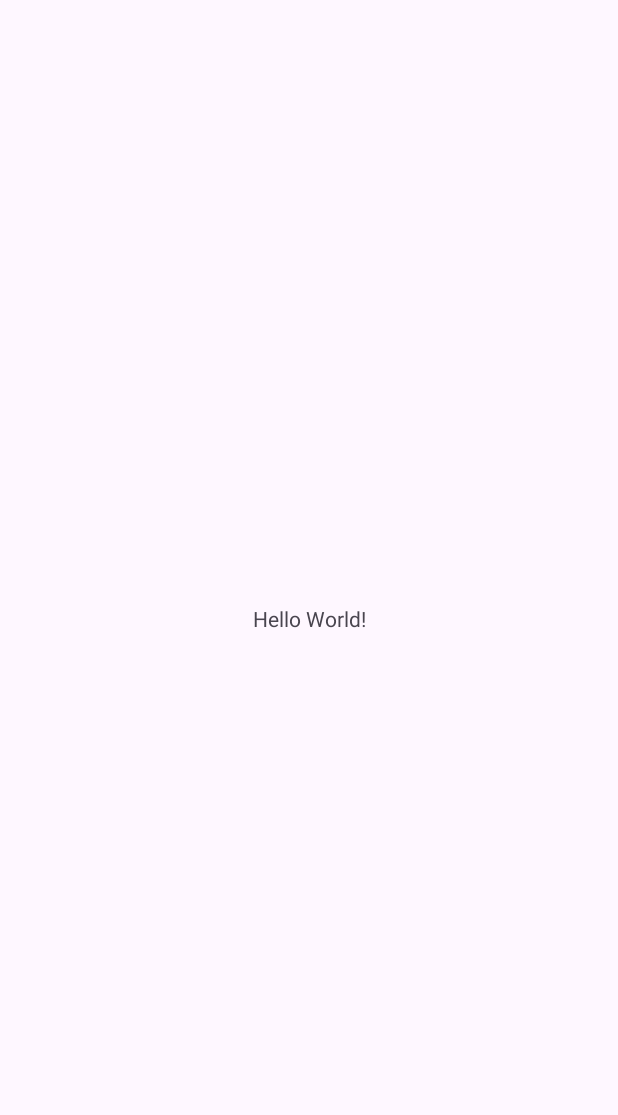
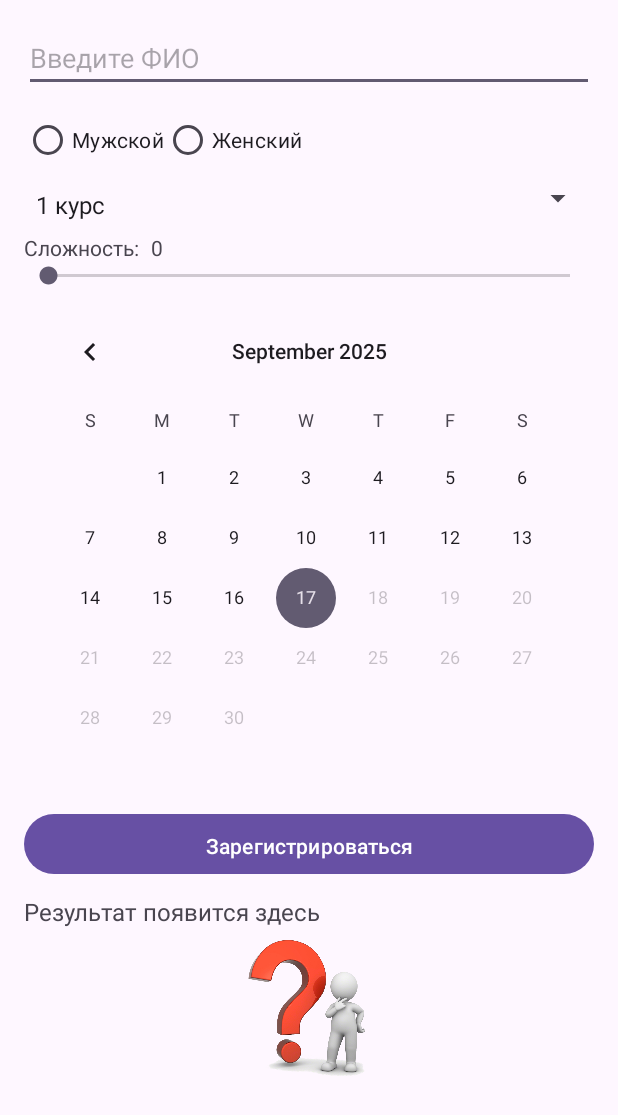
Before and after one commit to d1k91/7-semester, an Android app: the screen it shows after launch (MainActivity), on a phone screen of 412 x 824 dp. Before the commit the part shown is almost empty. Shown: the top 1115 px of the screen. Run offline under Robolectric (Android 15) with nearby library versions, the light colour scheme and no system bars.

Commit message:
MP Lab2 Registration form

```diff
--- a/MobileProgramming/Lab1/app/src/main/java/com/example/lab1/MainActivity.java
+++ b/MobileProgramming/Lab1/app/src/main/java/com/example/lab1/MainActivity.java
@@ -1,24 +1,105 @@
 package com.example.lab1;
 
 import android.os.Bundle;
+import android.widget.*;
+import androidx.appcompat.app.AppCompatActivity;
 
-import androidx.activity.EdgeToEdge;
-import androidx.appcompat.app.AppCompatActivity;
-import androidx.core.graphics.Insets;
-import androidx.core.view.ViewCompat;
-import androidx.core.view.WindowInsetsCompat;
+import java.text.SimpleDateFormat;
+import java.util.Calendar;
+import java.util.Date;
+import java.util.Locale;
 
 public class MainActivity extends AppCompatActivity {
+    EditText etFullName;
+    RadioGroup rgGender;
+    Spinner spinnerCourse;
+    SeekBar seekBarDifficulty;
+    TextView tvDifficultyValue;
+    CalendarView calendarView;
+    Button btnSubmit;
+    TextView tvResult;
+    ImageView ivZodiac;
+
+    String selectedDate;
+    long selectedMillis;
 
     @Override
     protected void onCreate(Bundle savedInstanceState) {
         super.onCreate(savedInstanceState);
-        EdgeToEdge.enable(this);
         setContentView(R.layout.activity_main);
-        ViewCompat.setOnApplyWindowInsetsListener(findViewById(R.id.main), (v, insets) -> {
-            Insets systemBars = insets.getInsets(WindowInsetsCompat.Type.systemBars());
-            v.setPadding(systemBars.left, systemBars.top, systemBars.right, systemBars.bottom);
-            return insets;
+
+        // Инициализация UI
+        etFullName = findViewById(R.id.etFullName);
+        rgGender = findViewById(R.id.rgGender);
+        spinnerCourse = findViewById(R.id.spinnerCourse);
+        seekBarDifficulty = findViewById(R.id.seekBarDifficulty);
+        tvDifficultyValue = findViewById(R.id.tvDifficultyValue);
+        calendarView = findViewById(R.id.calendarView);
+        btnSubmit = findViewById(R.id.btnSubmit);
+        tvResult = findViewById(R.id.tvResult);
+        ivZodiac = findViewById(R.id.ivZodiac);
+
+        // Настройка Spinner
+        ArrayAdapter<String> adapter = new ArrayAdapter<>(this,
+                android.R.layout.simple_spinner_item,
+                new String[]{"1 курс", "2 курс", "3 курс", "4 курс"});
+        adapter.setDropDownViewResource(android.R.layout.simple_spinner_dropdown_item);
+        spinnerCourse.setAdapter(adapter);
+
+        // Настройка диапазона календаря (1900 - сегодня)
+        Calendar minDate = Calendar.getInstance();
+        minDate.set(1900, 0, 1);
+        calendarView.setMinDate(minDate.getTimeInMillis());
+
+        Calendar maxDate = Calendar.getInstance();
+        calendarView.setMaxDate(maxDate.getTimeInMillis());
+
+        // Инициализация выбранной даты по умолчанию
+        selectedMillis = calendarView.getDate();
+        selectedDate = new SimpleDateFormat("dd.MM.yyyy", Locale.getDefault())
+                .format(new Date(selectedMillis));
+
+        // Обновление даты при изменении пользователем
+        calendarView.setOnDateChangeListener((view, year, month, dayOfMonth) -> {
+            Calendar cal = Calendar.getInstance();
+            cal.set(year, month, dayOfMonth);
+            selectedMillis = cal.getTimeInMillis();
+            selectedDate = dayOfMonth + "." + (month + 1) + "." + year;
+        });
+
+        // Отслеживание SeekBar
+        seekBarDifficulty.setOnSeekBarChangeListener(new SeekBar.OnSeekBarChangeListener() {
+            @Override
+            public void onProgressChanged(SeekBar seekBar, int progress, boolean fromUser) {
+                tvDifficultyValue.setText(String.valueOf(progress));
+            }
+
+            @Override
+            public void onStartTrackingTouch(SeekBar seekBar) { }
+
+            @Override
+            public void onStopTrackingTouch(SeekBar seekBar) { }
+        });
+
+        // Кнопка регистрации
+        btnSubmit.setOnClickListener(v -> {
+            String fullName = etFullName.getText().toString();
+
+            int selectedId = rgGender.getCheckedRadioButtonId();
+            RadioButton rb = findViewById(selectedId);
+            String gender = rb != null ? rb.getText().toString() : "Не выбрано";
+
+            String course = spinnerCourse.getSelectedItem().toString();
+            int difficulty = seekBarDifficulty.getProgress();
+
+            // Вычисление знака по выбранной дате
+            String zodiac = ZodiacUtils.getZodiac(selectedMillis);
+            int zodiacRes = ZodiacUtils.getZodiacImage(zodiac);
+            ivZodiac.setImageResource(zodiacRes);
+
+            User user = new User(fullName, gender, course, difficulty, selectedDate, zodiac);
+
+            tvResult.setText(user.toString());
         });
     }
 }
--- a/MobileProgramming/Lab1/app/src/main/res/layout/activity_main.xml
+++ b/MobileProgramming/Lab1/app/src/main/res/layout/activity_main.xml
@@ -1,19 +1,109 @@
 <?xml version="1.0" encoding="utf-8"?>
-<androidx.constraintlayout.widget.ConstraintLayout xmlns:android="http://schemas.android.com/apk/res/android"
-    xmlns:app="http://schemas.android.com/apk/res-auto"
-    xmlns:tools="http://schemas.android.com/tools"
-    android:id="@+id/main"
+<ScrollView xmlns:android="http://schemas.android.com/apk/res/android"
     android:layout_width="match_parent"
-    android:layout_height="match_parent"
-    tools:context=".MainActivity">
+    android:layout_height="match_parent">
 
+<LinearLayout
+    android:layout_width="match_parent"
+    android:layout_height="wrap_content"
+    android:orientation="vertical"
+    android:padding="16dp">
+
+    <!-- ФИО -->
+    <EditText
+        android:id="@+id/etFullName"
+        android:layout_width="match_parent"
+        android:layout_height="wrap_content"
+        android:hint="Введите ФИО" />
+
+    <!-- Пол -->
+    <RadioGroup
+        android:id="@+id/rgGender"
+        android:layout_width="match_parent"
+        android:layout_height="wrap_content"
+        android:orientation="horizontal"
+        android:paddingTop="8dp">
+
+        <RadioButton
+            android:id="@+id/rbMale"
+            android:layout_width="wrap_content"
+            android:layout_height="wrap_content"
+            android:text="Мужской" />
+
+        <RadioButton
+            android:id="@+id/rbFemale"
+            android:layout_width="wrap_content"
+            android:layout_height="wrap_content"
+            android:text="Женский" />
+    </RadioGroup>
+
+    <!-- Курс -->
+    <Spinner
+        android:id="@+id/spinnerCourse"
+        android:layout_width="match_parent"
+        android:layout_height="wrap_content"
+        android:paddingTop="8dp" />
+
+    <!-- Сложность игры -->
+	<LinearLayout
+	    android:layout_width="match_parent"
+	    android:layout_height="wrap_content"
+	    android:orientation="horizontal"
+	    android:gravity="center_vertical"
+	    android:paddingTop="8dp">
+
+	    <TextView
+	        android:id="@+id/tvDifficultyLabel"
+	        android:layout_width="wrap_content"
+	        android:layout_height="wrap_content"
+	        android:text="Сложность:" />
+
+	    <TextView
+	        android:id="@+id/tvDifficultyValue"
+	        android:layout_width="wrap_content"
+	        android:layout_height="wrap_content"
+	        android:text="0"
+	        android:paddingStart="8dp"/>
+	</LinearLayout>
+
+    <SeekBar
+        android:id="@+id/seekBarDifficulty"
+        android:layout_width="match_parent"
+        android:layout_height="wrap_content"
+        android:max="5" />
+
+    <!-- Дата рождения -->
+    <CalendarView
+        android:id="@+id/calendarView"
+        android:layout_width="match_parent"
+        android:layout_height="wrap_content"
+        android:paddingTop="8dp" />
+
+    <!-- Кнопка отправки -->
+    <Button
+        android:id="@+id/btnSubmit"
+        android:layout_width="match_parent"
+        android:layout_height="wrap_content"
+        android:text="Зарегистрироваться"
+        android:paddingTop="8dp" />
+
+    <!-- Вывод текста -->
     <TextView
-        android:layout_width="wrap_content"
+        android:id="@+id/tvResult"
+        android:layout_width="match_parent"
         android:layout_height="wrap_content"
-        android:text="Hello World!"
-        app:layout_constraintBottom_toBottomOf="parent"
-        app:layout_constraintEnd_toEndOf="parent"
-        app:layout_constraintStart_toStartOf="parent"
-        app:layout_constraintTop_toTopOf="parent" />
+        android:textSize="16sp"
+        android:paddingTop="10dp"
+        android:text="Результат появится здесь" />
 
-</androidx.constraintlayout.widget.ConstraintLayout>
+    <!-- Картинка знака зодиака -->
+    <ImageView
+        android:id="@+id/ivZodiac"
+        android:layout_width="100dp"
+        android:layout_height="100dp"
+        android:layout_gravity="center"
+        android:src="@drawable/ic_unknown"
+        android:paddingTop="8dp" />
+
+</LinearLayout>
+</ScrollView>
```
Also changed, not shown: MobileProgramming/Lab1/app/src/main/java/com/example/lab1/User.java (added, +29 -0 lines), MobileProgramming/Lab1/app/src/main/java/com/example/lab1/ZodiacUtils.java (added, +47 -0 lines), MobileProgramming/Lab1/app/src/main/res/drawable/aquarius.png (added), MobileProgramming/Lab1/app/src/main/res/drawable/aries.png (added), MobileProgramming/Lab1/app/src/main/res/drawable/cancer.png (added), MobileProgramming/Lab1/app/src/main/res/drawable/capricorn.png (added), MobileProgramming/Lab1/app/src/main/res/drawable/gemini.png (added), MobileProgramming/Lab1/app/src/main/res/drawable/ic_unknown.png (added), MobileProgramming/Lab1/app/src/main/res/drawable/leo.png (added), MobileProgramming/Lab1/app/src/main/res/drawable/libra.png (added), MobileProgramming/Lab1/app/src/main/res/drawable/pisces.png (added), MobileProgramming/Lab1/app/src/main/res/drawable/sagittarius.png (added), MobileProgramming/Lab1/app/src/main/res/drawable/scorpio.png (added), MobileProgramming/Lab1/app/src/main/res/drawable/taurus.png (added), 1 more files.
